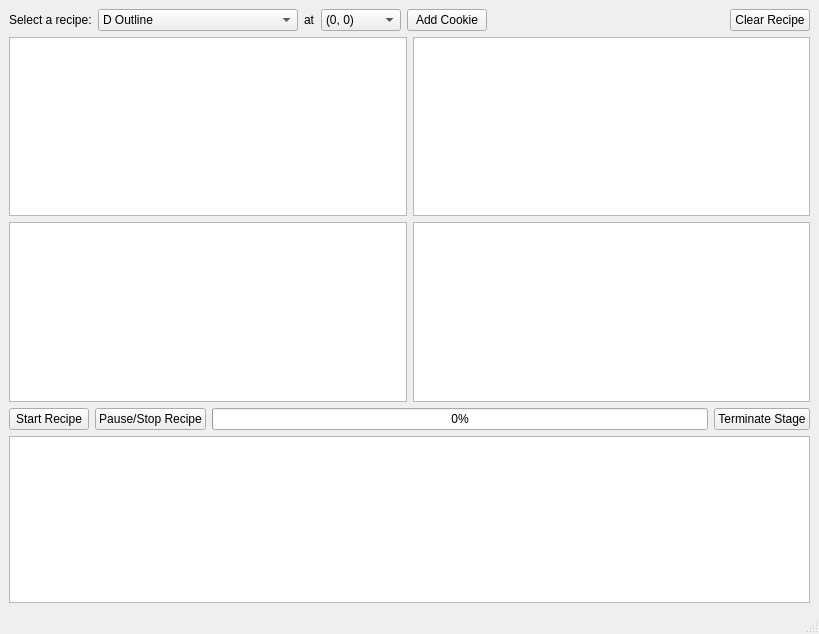
Qt form gui/main.ui (duke-cookiebot/Control-Software) before a commit.
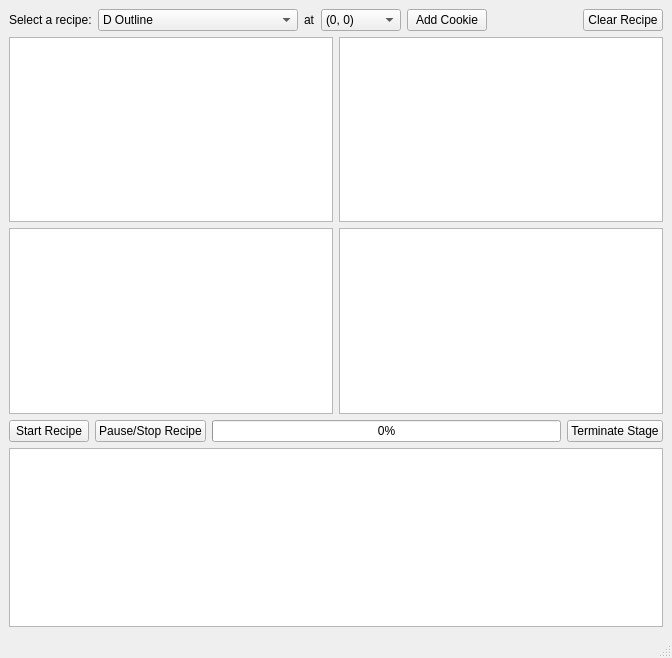
The same form after that commit. Icons and pictures are not drawn.

Patch:
```diff
--- a/gui/main.ui
+++ b/gui/main.ui
@@ -6,8 +6,8 @@
    <rect>
     <x>0</x>
     <y>0</y>
-    <width>819</width>
-    <height>634</height>
+    <width>672</width>
+    <height>658</height>
    </rect>
   </property>
   <property name="windowTitle">
```
Left out of the diff: 12 changed lines with no effect on the pictures.
